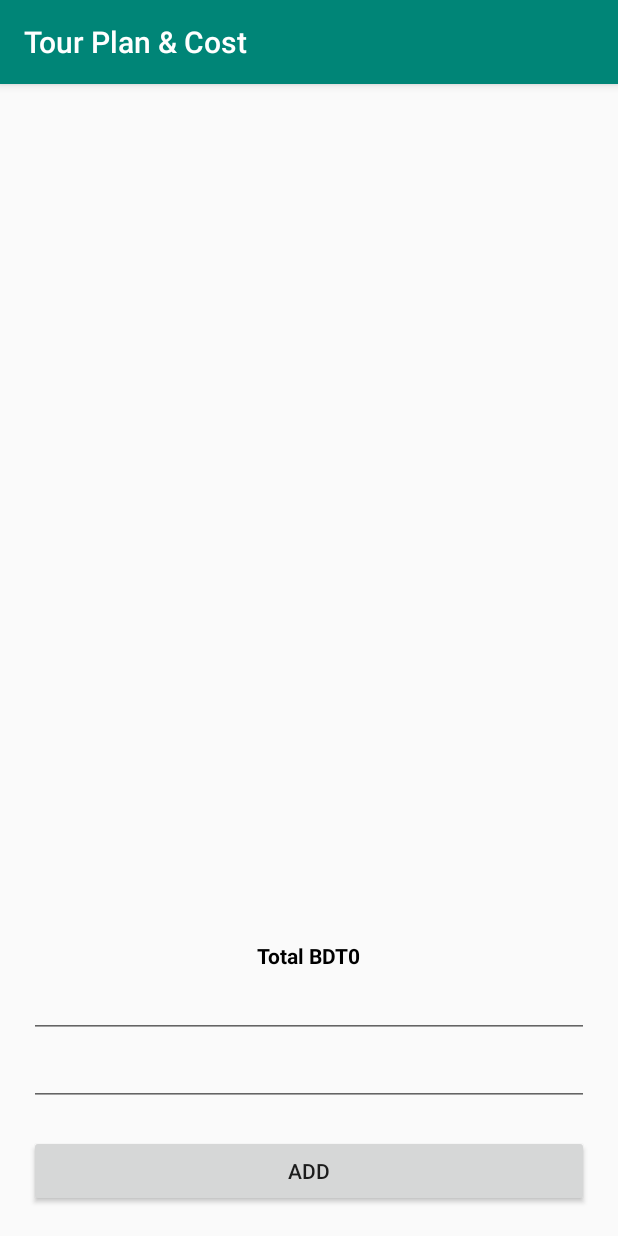
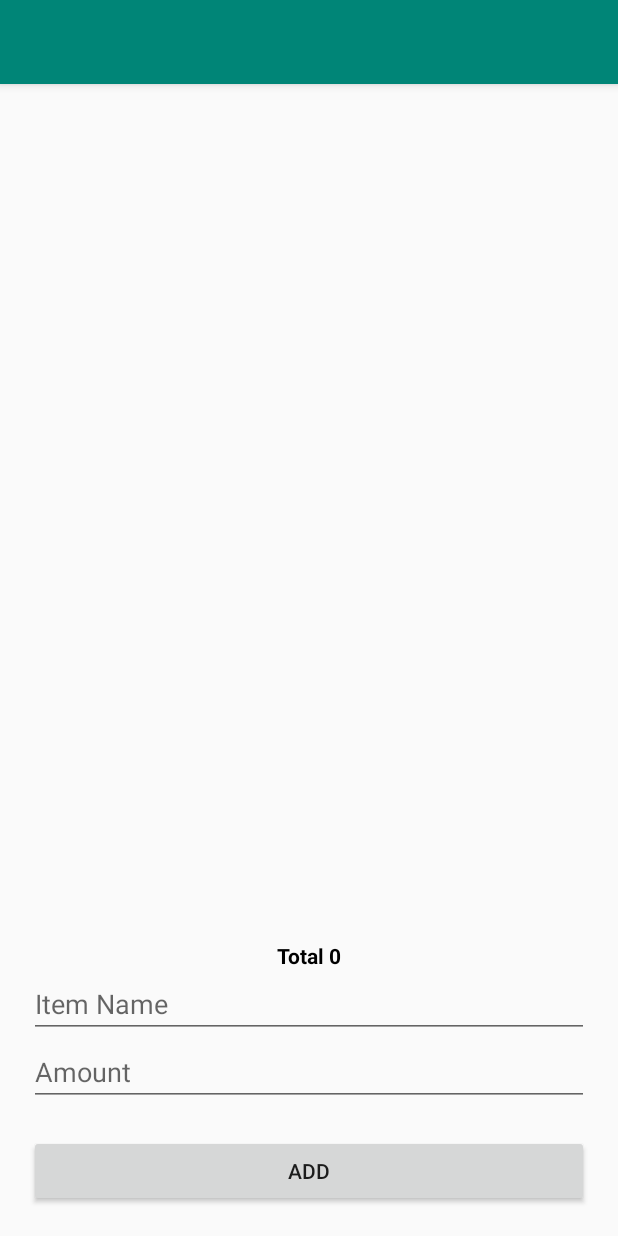
Before and after one commit to tushar09/Tour-Plan-Cost, an Android app: the TourDetailsActivity screen opened directly, with no data from a screen before it, after a tap on "ADD", on a phone screen of 412 x 824 dp. Run offline under Robolectric (Android 15) with nearby library versions, the phone set to English and light mode, and no system bars; our stand-ins replace data binding, sdp/ssp sizes; libraries missing offline, so code that uses them is left out: org.greenrobot.greendao; 9 statements that could not run were skipped.

Commit message:
hint and date are fixed

```diff
--- a/app/src/main/java/club/tushar/tourplancost/activity/TourDetailsActivity.java
+++ b/app/src/main/java/club/tushar/tourplancost/activity/TourDetailsActivity.java
@@ -31,6 +31,7 @@ public class TourDetailsActivity extends AppCompatActivity {
         binding = DataBindingUtil.setContentView(this, R.layout.activity_tour_details);
 
         id = getIntent().getLongExtra("id", 0);
+        getSupportActionBar().setTitle(getIntent().getStringExtra("name"));
 
         final LinearLayoutManager linearLayoutManager = new LinearLayoutManager(this);
         binding.rv.setLayoutManager(linearLayoutManager);
@@ -43,7 +44,7 @@ public class TourDetailsActivity extends AppCompatActivity {
             money += list.get(i).getCost();
         }
         Log.e("log", new Gson().toJson(list));
-        binding.total.setText("BDT" + money);
+        binding.total.setText("Total " + money);
 
         binding.btSave.setOnClickListener(new View.OnClickListener() {
             @Override
@@ -63,7 +64,7 @@ public class TourDetailsActivity extends AppCompatActivity {
                 for (int i = 0; i < list.size(); i++) {
                     money += list.get(i).getCost();
                 }
-                binding.total.setText("Total BDT" + money);
+                binding.total.setText("Total " + money);
                 binding.etEventCost.setText("");
                 binding.etEventName.setText("");
             }
--- a/app/src/main/java/club/tushar/tourplancost/adapter/TourEventCostAdapter.java
+++ b/app/src/main/java/club/tushar/tourplancost/adapter/TourEventCostAdapter.java
@@ -23,7 +23,7 @@ public class TourEventCostAdapter extends RecyclerView.Adapter{
 
     private Context context;
     private List<TourEventCost> tours;
-    SimpleDateFormat sdf;
+    private SimpleDateFormat sdf;
 
     public TourEventCostAdapter(Context context, List<TourEventCost> tours) {
         this.context = context;
--- a/app/src/main/res/layout/activity_tour_details.xml
+++ b/app/src/main/res/layout/activity_tour_details.xml
@@ -25,10 +25,12 @@
             android:layout_width="wrap_content"
             android:layout_height="wrap_content"/>
         <EditText
+            android:hint="@string/event"
             android:id="@+id/et_event_name"
             android:layout_width="match_parent"
             android:layout_height="wrap_content"/>
         <EditText
+            android:hint="@string/amount"
             android:inputType="number"
             android:id="@+id/et_event_cost"
             android:layout_width="match_parent"
--- a/app/src/main/res/layout/row_tour.xml
+++ b/app/src/main/res/layout/row_tour.xml
@@ -2,7 +2,7 @@
 <layout>
     <LinearLayout xmlns:android="http://schemas.android.com/apk/res/android"
         android:orientation="vertical"
-        android:layout_width="wrap_content"
+        android:layout_width="match_parent"
         android:layout_height="wrap_content">
         <LinearLayout
             android:orientation="vertical"
--- a/app/src/main/res/values/strings.xml
+++ b/app/src/main/res/values/strings.xml
@@ -1,4 +1,6 @@
 <resources>
     <string name="app_name">Tour Plan &amp; Cost</string>
     <string name="save">Save</string>
+    <string name="event">Item Name</string>
+    <string name="amount">Amount</string>
 </resources>
```
Also changed, not shown: app/src/main/java/club/tushar/tourplancost/adapter/TourAdapter.java (+6 -1 lines).
